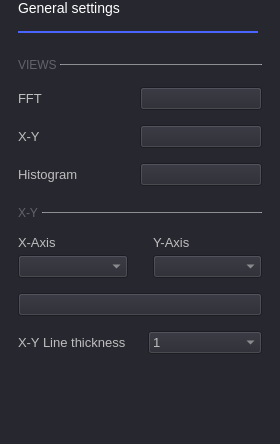
Above: ui/osc_general_settings.ui from analogdevicesinc/scopy before the change. Below: the same form after it.
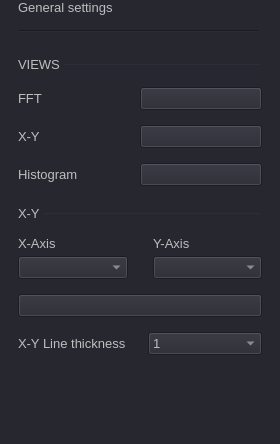
That is the form after the change. Custom widgets are drawn as their Qt base class.

What changed in the file:
```diff
--- a/ui/osc_general_settings.ui
+++ b/ui/osc_general_settings.ui
@@ -84,12 +84,6 @@
            <verstretch>0</verstretch>
           </sizepolicy>
          </property>
-         <property name="styleSheet">
-          <string notr="true">color: white;
-	font-size: 14px;
-	font-weight: normal;
-</string>
-         </property>
          <property name="text">
           <string>General settings</string>
          </property>
@@ -109,9 +103,6 @@
            <height>2</height>
           </size>
          </property>
-         <property name="styleSheet">
-          <string notr="true">border: 2px solid rgb(74, 100, 255);</string>
-         </property>
          <property name="orientation">
           <enum>Qt::Horizontal</enum>
          </property>
@@ -161,12 +152,6 @@
            <verstretch>0</verstretch>
           </sizepolicy>
          </property>
-         <property name="styleSheet">
-          <string notr="true">QLabel {
-		font-size: 12px;
-		color: rgba(255, 255, 255, 70);
-	}</string>
-         </property>
          <property name="text">
           <string>VIEWS </string>
          </property>
@@ -186,9 +171,6 @@
            <height>1</height>
           </size>
          </property>
-         <property name="styleSheet">
-          <string notr="true">border: 1px solid rgba(255, 255, 255, 70);</string>
-         </property>
          <property name="orientation">
           <enum>Qt::Horizontal</enum>
          </property>
@@ -310,12 +292,6 @@
               <verstretch>0</verstretch>
              </sizepolicy>
             </property>
-            <property name="styleSheet">
-             <string notr="true">QLabel {
-		font-size: 12px;
-		color: rgba(255, 255, 255, 70);
-	}</string>
-            </property>
             <property name="text">
              <string>X-Y </string>
             </property>
@@ -335,9 +311,6 @@
               <height>1</height>
              </size>
             </property>
-            <property name="styleSheet">
-             <string notr="true">border: 1px solid rgba(255, 255, 255, 70);</string>
-            </property>
             <property name="orientation">
              <enum>Qt::Horizontal</enum>
             </property>
```
Left out of the diff: 18 changed lines with no effect on the pictures.
